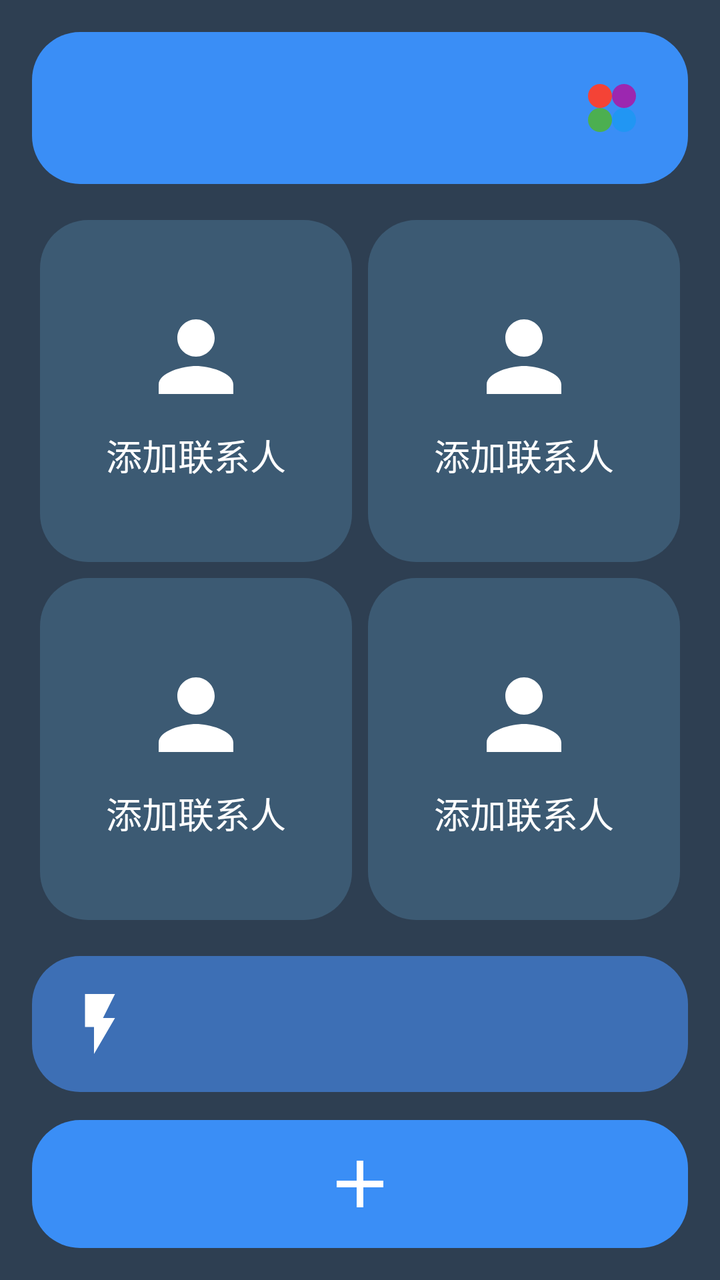
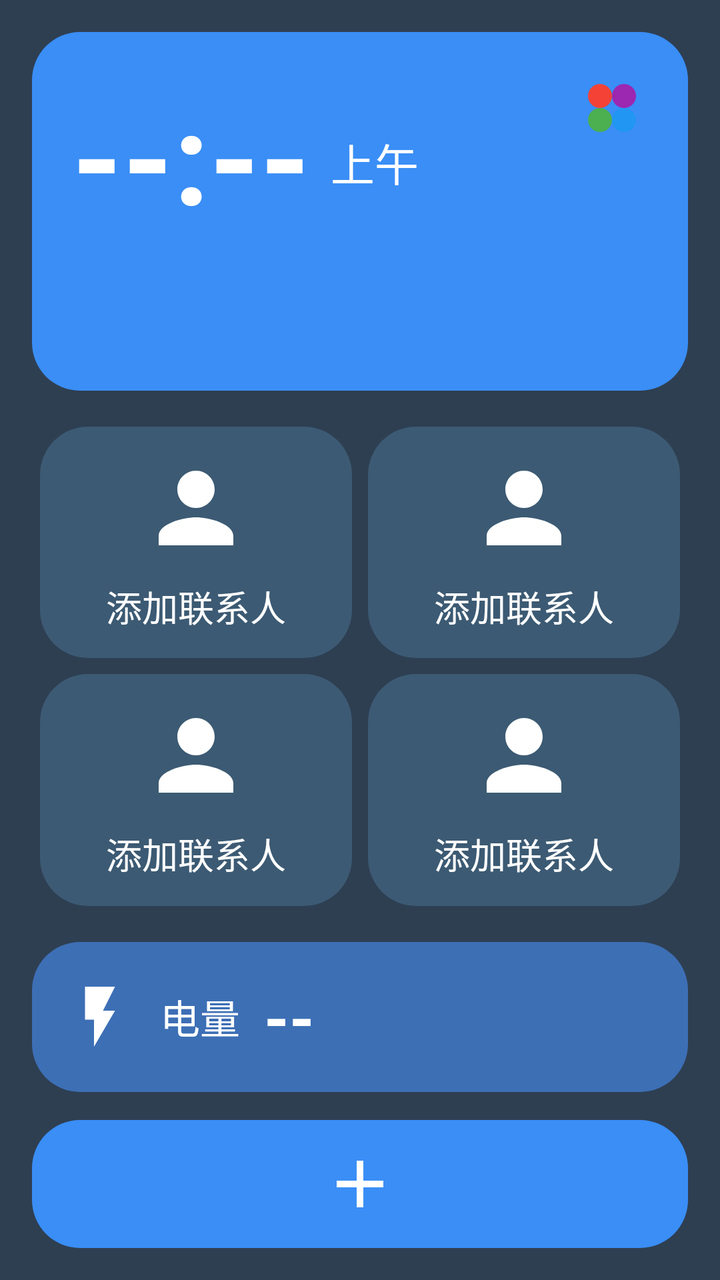

Compare the two renders of this Android layout. The source of the first and the diff that turns it into the second are given below.
<!-- AndroidManifest.xml: application theme Theme.ElderLauncher -->
<!-- res/layout/activity_home.xml -->
<?xml version="1.0" encoding="utf-8"?>
<LinearLayout xmlns:android="http://schemas.android.com/apk/res/android"
    android:orientation="vertical"
    android:padding="16dp"
    android:background="@color/bg_navy"
    android:layout_width="match_parent"
    android:layout_height="match_parent">

    
    <FrameLayout
        android:layout_width="match_parent"
        android:layout_height="wrap_content"
        android:background="@drawable/bg_round_blue"
        android:padding="20dp">

        <ImageView
            android:id="@+id/ivWidget"
            android:layout_width="36dp"
            android:layout_height="36dp"
            android:layout_gravity="end|top"
            android:src="@drawable/ic_quad"
            android:contentDescription="@string/home_settings" />

        <LinearLayout
            android:orientation="vertical"
            android:layout_width="match_parent"
            android:layout_height="wrap_content"
            android:paddingEnd="44dp">

            <LinearLayout
                android:orientation="horizontal"
                android:layout_width="wrap_content"
                android:layout_height="wrap_content"
                android:gravity="bottom">

                <TextView
                    android:id="@+id/tvTime"
                    android:text="--:--"
                    android:textSize="64sp"
                    android:textStyle="bold"
                    android:textColor="@color/text_on_blue" />

                <TextView
                    android:id="@+id/tvAmPm"
                    android:text="@string/home_am"
                    android:textSize="22sp"
                    android:textColor="@color/text_on_blue"
                    android:layout_marginStart="10dp"
                    android:layout_marginBottom="12dp" />
            </LinearLayout>

            <TextView
                android:id="@+id/tvDate"
                android:text=""
                android:textSize="18sp"
                android:textColor="@color/text_on_blue"
                android:layout_marginTop="6dp" />

            <TextView
                android:id="@+id/tvLunar"
                android:text=""
                android:textSize="16sp"
                android:textColor="@color/text_on_blue_dim"
                android:layout_marginTop="2dp" />
        </LinearLayout>
    </FrameLayout>

    
    <GridLayout
        android:id="@+id/gridContacts"
        android:layout_width="match_parent"
        android:layout_height="0dp"
        android:layout_weight="1"
        android:columnCount="2"
        android:rowCount="2"
        android:useDefaultMargins="true"
        android:layout_marginTop="14dp">

        <LinearLayout
            android:id="@+id/cardContact1"
            style="@style/ContactCard">
            <ImageView
                android:layout_width="56dp"
                android:layout_height="56dp"
                android:src="@drawable/ic_person" />
            <TextView
                android:id="@+id/tvName1"
                android:layout_width="wrap_content"
                android:layout_height="wrap_content"
                android:text="@string/contact_add"
                android:textSize="18sp"
                android:textColor="@color/text_on_blue"
                android:layout_marginTop="8dp" />
        </LinearLayout>

        <LinearLayout
            android:id="@+id/cardContact2"
            style="@style/ContactCard">
            <ImageView
                android:layout_width="56dp"
                android:layout_height="56dp"
                android:src="@drawable/ic_person" />
            <TextView
                android:id="@+id/tvName2"
                android:layout_width="wrap_content"
                android:layout_height="wrap_content"
                android:text="@string/contact_add"
                android:textSize="18sp"
                android:textColor="@color/text_on_blue"
                android:layout_marginTop="8dp" />
        </LinearLayout>

        <LinearLayout
            android:id="@+id/cardContact3"
            style="@style/ContactCard">
            <ImageView
                android:layout_width="56dp"
                android:layout_height="56dp"
                android:src="@drawable/ic_person" />
            <TextView
                android:id="@+id/tvName3"
                android:layout_width="wrap_content"
                android:layout_height="wrap_content"
                android:text="@string/contact_add"
                android:textSize="18sp"
                android:textColor="@color/text_on_blue"
                android:layout_marginTop="8dp" />
        </LinearLayout>

        <LinearLayout
            android:id="@+id/cardContact4"
            style="@style/ContactCard">
            <ImageView
                android:layout_width="56dp"
                android:layout_height="56dp"
                android:src="@drawable/ic_person" />
            <TextView
                android:id="@+id/tvName4"
                android:layout_width="wrap_content"
                android:layout_height="wrap_content"
                android:text="@string/contact_add"
                android:textSize="18sp"
                android:textColor="@color/text_on_blue"
                android:layout_marginTop="8dp" />
        </LinearLayout>
    </GridLayout>

    
    <LinearLayout
        android:orientation="horizontal"
        android:layout_width="match_parent"
        android:layout_height="wrap_content"
        android:background="@drawable/bg_round_blue_dark"
        android:padding="16dp"
        android:layout_marginTop="14dp"
        android:gravity="center_vertical">

        <ImageView
            android:layout_width="36dp"
            android:layout_height="36dp"
            android:src="@drawable/ic_battery" />

        <TextView
            android:text="@string/home_battery"
            android:textSize="20sp"
            android:textColor="@color/text_on_blue"
            android:layout_marginStart="12dp" />

        <TextView
            android:id="@+id/tvBattery"
            android:text="--"
            android:textSize="32sp"
            android:textStyle="bold"
            android:textColor="@color/text_on_blue"
            android:layout_marginStart="12dp" />
    </LinearLayout>

    
    <FrameLayout
        android:id="@+id/btnAdd"
        android:layout_width="match_parent"
        android:layout_height="64dp"
        android:background="@drawable/bg_round_blue"
        android:layout_marginTop="14dp">
        <ImageView
            android:layout_width="40dp"
            android:layout_height="40dp"
            android:src="@drawable/ic_plus"
            android:layout_gravity="center" />
    </FrameLayout>
</LinearLayout>
<!-- resources referenced by this layout -->
<resources>
  <color name="bg_navy">#2E3F52</color>
  <color name="text_on_blue">#FFFFFF</color>
  <color name="text_on_blue_dim">#BBD4FF</color>
  <!-- drawable bg_round_blue (drawable) -->
  <?xml version="1.0" encoding="utf-8"?>
  <shape xmlns:android="http://schemas.android.com/apk/res/android">
      <solid android:color="@color/card_blue" />
      <corners android:radius="24dp" />
  </shape>
  <!-- drawable bg_round_blue_dark (drawable) -->
  <?xml version="1.0" encoding="utf-8"?>
  <shape xmlns:android="http://schemas.android.com/apk/res/android">
      <solid android:color="@color/card_blue_dark" />
      <corners android:radius="24dp" />
  </shape>
  <!-- drawable ic_battery (drawable) -->
  <vector xmlns:android="http://schemas.android.com/apk/res/android"
      android:width="36dp"
      android:height="36dp"
      android:viewportWidth="24"
      android:viewportHeight="24">
      <path
          android:fillColor="#FFFFFF"
          android:pathData="M7,2v11h3v9l7,-12h-4l4,-8z" />
  </vector>
  <!-- drawable ic_person (drawable) -->
  <vector xmlns:android="http://schemas.android.com/apk/res/android"
      android:width="56dp"
      android:height="56dp"
      android:viewportWidth="24"
      android:viewportHeight="24">
      <path
          android:fillColor="#FFFFFF"
          android:pathData="M12,12c2.21,0 4,-1.79 4,-4s-1.79,-4 -4,-4 -4,1.79 -4,4 1.79,4 4,4zM12,14c-2.67,0 -8,1.34 -8,4v2h16v-2c0,-2.66 -5.33,-4 -8,-4z" />
  </vector>
  <!-- drawable ic_plus (drawable) -->
  <vector xmlns:android="http://schemas.android.com/apk/res/android"
      android:width="40dp"
      android:height="40dp"
      android:viewportWidth="24"
      android:viewportHeight="24">
      <path
          android:fillColor="#FFFFFF"
          android:pathData="M19,13h-6v6h-2v-6H5v-2h6V5h2v6h6v2z" />
  </vector>
  <!-- drawable ic_quad (drawable) -->
  <vector xmlns:android="http://schemas.android.com/apk/res/android"
      android:width="40dp"
      android:height="40dp"
      android:viewportWidth="24"
      android:viewportHeight="24">
      <path android:fillColor="#F44336" android:pathData="M4,8 a4,4 0 1,0 8,0 a4,4 0 1,0 -8,0 Z" />
      <path android:fillColor="#9C27B0" android:pathData="M12,8 a4,4 0 1,0 8,0 a4,4 0 1,0 -8,0 Z" />
      <path android:fillColor="#4CAF50" android:pathData="M4,16 a4,4 0 1,0 8,0 a4,4 0 1,0 -8,0 Z" />
      <path android:fillColor="#2196F3" android:pathData="M12,16 a4,4 0 1,0 8,0 a4,4 0 1,0 -8,0 Z" />
  </vector>
  <string name="contact_add">添加联系人</string>
  <string name="home_am">上午</string>
  <string name="home_battery">电量</string>
  <string name="home_settings">设置</string>
  <style name="ContactCard">
          <item name="android:layout_width">0dp</item>
          <item name="android:layout_height">0dp</item>
          <item name="android:layout_columnWeight">1</item>
          <item name="android:layout_rowWeight">1</item>
          <item name="android:background">@drawable/bg_round_contact</item>
          <item name="android:gravity">center</item>
          <item name="android:orientation">vertical</item>
      </style>
  <style name="Theme.ElderLauncher" parent="Theme.AppCompat.DayNight.NoActionBar">
          <item name="colorPrimary">@color/card_blue</item>
          <item name="colorPrimaryDark">@color/card_blue_dark</item>
          <item name="colorAccent">@color/card_blue</item>
          <item name="android:windowBackground">@color/bg_navy</item>
          <item name="android:textSize">22sp</item>
          <item name="android:textColor">@color/text_on_blue</item>
      </style>
  <color name="card_blue">#3A8EF6</color>
  <color name="card_blue_dark">#3D6FB5</color>
  <!-- drawable bg_round_contact (drawable) -->
  <?xml version="1.0" encoding="utf-8"?>
  <shape xmlns:android="http://schemas.android.com/apk/res/android">
      <solid android:color="@color/contact_bg" />
      <corners android:radius="24dp" />
  </shape>
  <color name="contact_bg">#3C5A73</color>
</resources>

<!-- the commit's change to res/layout/activity_home.xml (unified diff, before → after) -->
@@ -35,6 +35,8 @@
 
                 <TextView
                     android:id="@+id/tvTime"
+                    android:layout_width="wrap_content"
+                    android:layout_height="wrap_content"
                     android:text="--:--"
                     android:textSize="64sp"
                     android:textStyle="bold"
@@ -42,6 +44,8 @@
 
                 <TextView
                     android:id="@+id/tvAmPm"
+                    android:layout_width="wrap_content"
+                    android:layout_height="wrap_content"
                     android:text="@string/home_am"
                     android:textSize="22sp"
                     android:textColor="@color/text_on_blue"
@@ -51,6 +55,8 @@
 
             <TextView
                 android:id="@+id/tvDate"
+                android:layout_width="wrap_content"
+                android:layout_height="wrap_content"
                 android:text=""
                 android:textSize="18sp"
                 android:textColor="@color/text_on_blue"
@@ -58,6 +64,8 @@
 
             <TextView
                 android:id="@+id/tvLunar"
+                android:layout_width="wrap_content"
+                android:layout_height="wrap_content"
                 android:text=""
                 android:textSize="16sp"
                 android:textColor="@color/text_on_blue_dim"
@@ -161,6 +169,8 @@
             android:src="@drawable/ic_battery" />
 
         <TextView
+            android:layout_width="wrap_content"
+            android:layout_height="wrap_content"
             android:text="@string/home_battery"
             android:textSize="20sp"
             android:textColor="@color/text_on_blue"
@@ -168,6 +178,8 @@
 
         <TextView
             android:id="@+id/tvBattery"
+            android:layout_width="wrap_content"
+            android:layout_height="wrap_content"
             android:text="--"
             android:textSize="32sp"
             android:textStyle="bold"
